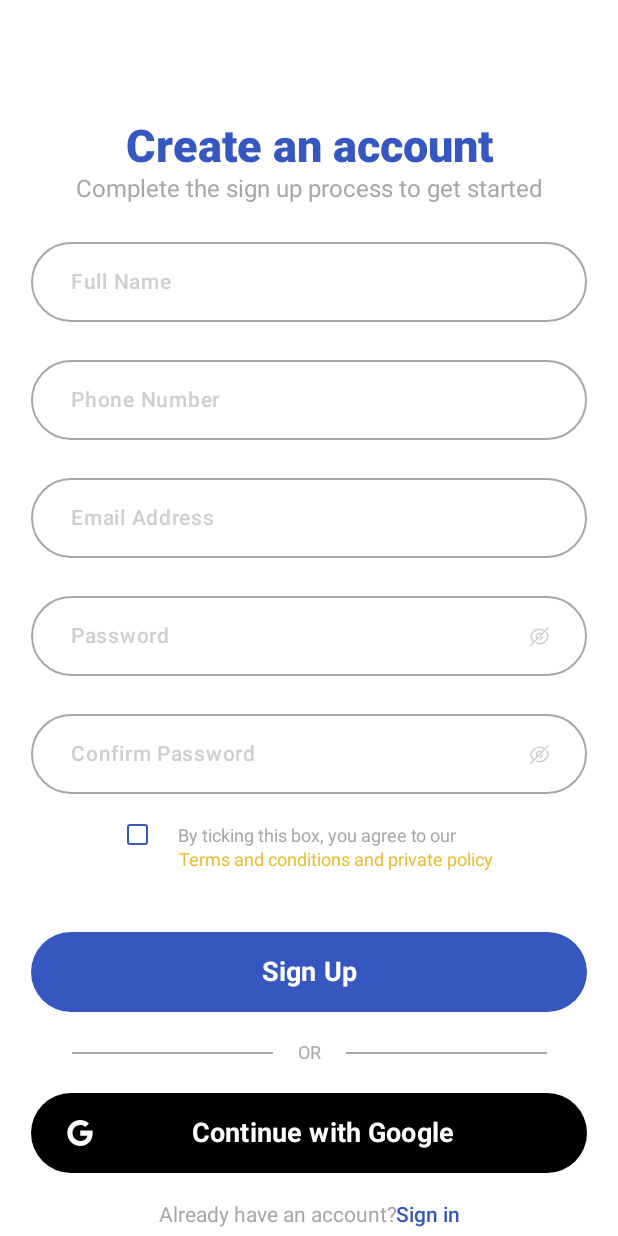
After one commit to MrW0Wa/CurierApp, an Android app built with Jetpack Compose: the @Preview function SignUp, on a phone screen of 412 x 824 dp. The commit adds this screen. Run offline under Robolectric (Android 15) with nearby library versions, the phone set to English and light mode, and no system bars.

Commit message:
sign up screen ui

```diff
--- /dev/null
+++ b/app/src/main/java/com/example/courierapp/ui/elements/MyButtons.kt
@@ -0,0 +1,82 @@
+package com.example.courierapp.ui.elements
+
+import androidx.compose.foundation.layout.Arrangement
+import androidx.compose.foundation.layout.Box
+import androidx.compose.foundation.layout.Row
+import androidx.compose.foundation.layout.fillMaxSize
+import androidx.compose.foundation.layout.fillMaxWidth
+import androidx.compose.foundation.layout.height
+import androidx.compose.foundation.shape.RoundedCornerShape
+import androidx.compose.material3.Button
+import androidx.compose.material3.ButtonDefaults
+import androidx.compose.material3.Icon
+import androidx.compose.material3.Text
+import androidx.compose.runtime.Composable
+import androidx.compose.ui.Alignment
+import androidx.compose.ui.Modifier
+import androidx.compose.ui.graphics.Color
+import androidx.compose.ui.res.painterResource
+import androidx.compose.ui.text.font.FontWeight
+import androidx.compose.ui.text.style.TextAlign
+import androidx.compose.ui.tooling.preview.Preview
+import androidx.compose.ui.unit.dp
+import androidx.compose.ui.unit.sp
+import com.example.courierapp.R
+import com.example.courierapp.ui.theme.BlueMain
+
+@Preview
+@Composable
+fun MyButton() {
+    Button(onClick = { /*TODO*/ },
+        modifier = Modifier
+            .fillMaxWidth()
+            .height(53.dp),
+        colors = ButtonDefaults.buttonColors(
+            containerColor = BlueMain
+        ),
+        shape = RoundedCornerShape(33.dp)) {
+        Text(
+            text = "Sign Up",
+            color = Color.White,
+            fontWeight = FontWeight.Bold,
+            fontSize = 18.sp,
+            textAlign = TextAlign.Center,
+            maxLines = 1
+        )
+    }
+}
+@Preview
+@Composable
+fun MyGoogleButton() {
+    Button(onClick = { /*TODO*/ },
+        modifier = Modifier
+            .fillMaxWidth()
+            .height(53.dp),
+        colors = ButtonDefaults.buttonColors(
+            containerColor = Color.Black
+        ),
+        shape = RoundedCornerShape(33.dp)) {
+        Box(modifier = Modifier.fillMaxSize(), contentAlignment = Alignment.CenterStart) {
+            Row(
+                modifier = Modifier.fillMaxWidth(0.8f),
+                verticalAlignment = Alignment.CenterVertically,
+                horizontalArrangement = Arrangement.SpaceBetween
+            ) {
+                Icon(
+                    painter = painterResource(id = R.drawable.googleicon),
+                    contentDescription = null,
+                    tint = Color.White
+                )
+                Text(
+                    text = "Continue with Google",
+                    color = Color.White,
+                    fontWeight = FontWeight.Bold,
+                    fontSize = 18.sp,
+                    textAlign = TextAlign.Center,
+                    maxLines = 1
+                )
+            }
+        }
+
+    }
+}
--- /dev/null
+++ b/app/src/main/java/com/example/courierapp/ui/elements/MyCheckbox.kt
@@ -0,0 +1,56 @@
+package com.example.courierapp.ui.elements
+
+import androidx.compose.foundation.background
+import androidx.compose.foundation.border
+import androidx.compose.foundation.clickable
+import androidx.compose.foundation.layout.Box
+import androidx.compose.foundation.layout.height
+import androidx.compose.foundation.layout.width
+import androidx.compose.foundation.shape.RoundedCornerShape
+import androidx.compose.material3.Icon
+import androidx.compose.runtime.Composable
+import androidx.compose.runtime.getValue
+import androidx.compose.runtime.mutableStateOf
+import androidx.compose.runtime.remember
+import androidx.compose.runtime.setValue
+import androidx.compose.ui.Alignment
+import androidx.compose.ui.Modifier
+import androidx.compose.ui.graphics.Color
+import androidx.compose.ui.res.painterResource
+import androidx.compose.ui.tooling.preview.Preview
+import androidx.compose.ui.unit.dp
+import com.example.courierapp.R
+import com.example.courierapp.ui.theme.BlueMain
+
+@Preview
+@Composable
+fun MyCheckbox(): Boolean {
+    var flag by remember {
+        mutableStateOf(false)
+    }
+    if (flag == false ) {
+        Box(
+            modifier = Modifier
+                .width(14.dp)
+                .height(14.dp)
+                .border(1.dp, BlueMain, RoundedCornerShape(2.dp))
+        ) { }
+    }
+    else {
+        Box(
+            modifier = Modifier
+                .width(14.dp)
+                .height(14.dp)
+                .background(BlueMain, RoundedCornerShape(2.dp))
+                .clickable { flag = !flag },
+            contentAlignment = Alignment.Center
+        ) {
+            Icon(
+                painter = painterResource(id = R.drawable.galkacheckbox), contentDescription = null,
+                tint = Color.White
+            )
+        }
+    }
+    return flag
+
+}
--- /dev/null
+++ b/app/src/main/java/com/example/courierapp/ui/elements/MyTextFields.kt
@@ -0,0 +1,129 @@
+package com.example.courierapp.ui.elements
+
+import androidx.compose.foundation.layout.Row
+import androidx.compose.foundation.layout.Spacer
+import androidx.compose.foundation.layout.fillMaxWidth
+import androidx.compose.foundation.layout.height
+import androidx.compose.foundation.layout.width
+import androidx.compose.foundation.shape.RoundedCornerShape
+import androidx.compose.material.IconButton
+import androidx.compose.material.OutlinedTextField
+import androidx.compose.material3.ExperimentalMaterial3Api
+import androidx.compose.material3.Icon
+import androidx.compose.material3.OutlinedTextFieldDefaults
+import androidx.compose.material3.TextFieldDefaults
+import androidx.compose.runtime.Composable
+import androidx.compose.runtime.getValue
+import androidx.compose.runtime.mutableStateOf
+import androidx.compose.runtime.remember
+import androidx.compose.runtime.setValue
+import androidx.compose.ui.Modifier
+import androidx.compose.ui.tooling.preview.Preview
+import androidx.compose.ui.unit.dp
+import androidx.compose.material3.OutlinedTextField
+import androidx.compose.material3.Text
+import androidx.compose.ui.draw.shadow
+import androidx.compose.ui.graphics.Color
+import androidx.compose.ui.res.painterResource
+import androidx.compose.ui.text.font.FontWeight
+import androidx.compose.ui.text.input.PasswordVisualTransformation
+import androidx.compose.ui.text.input.VisualTransformation
+import androidx.compose.ui.text.style.TextAlign
+import androidx.compose.ui.unit.sp
+import com.example.courierapp.R
+import com.example.courierapp.ui.theme.Black
+import com.example.courierapp.ui.theme.BlackIcons
+import com.example.courierapp.ui.theme.GrayLight
+import com.example.courierapp.ui.theme.GrayMain
+
+@OptIn(ExperimentalMaterial3Api::class)
+@Composable
+fun MyTextField(text : String): String {
+    var value by remember{
+        mutableStateOf("")
+    }
+    OutlinedTextField(
+        value = value,
+        onValueChange = { value = it },
+        modifier = Modifier
+            .fillMaxWidth()
+            .height(53.dp)
+        ,
+        shape = RoundedCornerShape(32.dp),
+        colors = TextFieldDefaults.outlinedTextFieldColors(
+            focusedBorderColor = GrayMain,
+            unfocusedBorderColor = GrayMain,
+            containerColor = Color.White
+        ),
+        placeholder = {
+            Row {
+                Spacer(modifier = Modifier.width(10.dp))
+                Text(
+                    text = text,
+                    color = GrayLight,
+                    fontWeight = FontWeight.Medium,
+                    fontSize = 14.sp,
+                    textAlign = TextAlign.Center,
+                    maxLines = 1,
+                    lineHeight = 16.sp
+                )
+            }
+
+        }
+    )
+    return value
+}
+@OptIn(ExperimentalMaterial3Api::class)
+@Composable
+fun MyPassTextField(text : String): String {
+    var value by remember{
+        mutableStateOf("")
+    }
+    var isvisible by remember {
+        mutableStateOf(false)
+    }
+    OutlinedTextField(
+        value = value,
+        onValueChange = { value = it },
+        modifier = Modifier
+            .fillMaxWidth()
+            .height(53.dp)
+        ,
+        shape = RoundedCornerShape(32.dp),
+        colors = TextFieldDefaults.outlinedTextFieldColors(
+            focusedBorderColor = GrayMain,
+            unfocusedBorderColor = GrayMain,
+            containerColor = Color.White
+        ),
+        placeholder = {
+            Row {
+                Spacer(modifier = Modifier.width(10.dp))
+                Text(
+                    text = text,
+                    color = GrayLight,
+                    fontWeight = FontWeight.Medium,
+                    fontSize = 14.sp,
+                    textAlign = TextAlign.Center,
+                    maxLines = 1,
+                    lineHeight = 16.sp
+                )
+            }
+
+        },
+        trailingIcon = {
+            Row {
+                IconButton(onClick = { isvisible = !isvisible }) {
+                    Icon(
+                        painter = painterResource(id = R.drawable.eyepassword),
+                        contentDescription = null,
+                        tint = if (value.equals("")) GrayLight else BlackIcons
+                    )
+                }
+                Spacer(modifier = Modifier.width(8.dp))
+            }
+
+        },
+        visualTransformation = if (!isvisible) PasswordVisualTransformation('*') else VisualTransformation.None
+    )
+    return value
+}
--- /dev/null
+++ b/app/src/main/java/com/example/courierapp/ui/elements/OR.kt
@@ -0,0 +1,38 @@
+package com.example.courierapp.ui.elements
+
+import androidx.compose.foundation.border
+import androidx.compose.foundation.layout.Arrangement
+import androidx.compose.foundation.layout.Box
+import androidx.compose.foundation.layout.Row
+import androidx.compose.foundation.layout.fillMaxWidth
+import androidx.compose.foundation.layout.height
+import androidx.compose.foundation.layout.width
+import androidx.compose.material3.Text
+import androidx.compose.runtime.Composable
+import androidx.compose.ui.Alignment
+import androidx.compose.ui.Modifier
+import androidx.compose.ui.text.font.FontWeight
+import androidx.compose.ui.text.style.TextAlign
+import androidx.compose.ui.tooling.preview.Preview
+import androidx.compose.ui.unit.dp
+import androidx.compose.ui.unit.sp
+import com.example.courierapp.ui.theme.GrayMain
+
+@Preview
+@Composable
+fun OR() {
+    Row(modifier = Modifier.fillMaxWidth(0.9f),
+        verticalAlignment = Alignment.CenterVertically,
+        horizontalArrangement = Arrangement.SpaceAround) {
+        Box(modifier = Modifier.width(134.dp).height(1.dp).border(1.dp, GrayMain))
+        Text(
+            text = "OR",
+            color = GrayMain,
+            fontWeight = FontWeight.Normal,
+            fontSize = 12.sp,
+            textAlign = TextAlign.Center,
+            maxLines = 1
+        )
+        Box(modifier = Modifier.width(134.dp).height(1.dp).border(1.dp, GrayMain))
+    }
+}
--- /dev/null
+++ b/app/src/main/java/com/example/courierapp/ui/screens/SignUp.kt
@@ -0,0 +1,138 @@
+package com.example.courierapp.ui.screens
+
+import androidx.compose.foundation.background
+import androidx.compose.foundation.clickable
+import androidx.compose.foundation.layout.Box
+import androidx.compose.foundation.layout.Column
+import androidx.compose.foundation.layout.Row
+import androidx.compose.foundation.layout.Spacer
+import androidx.compose.foundation.layout.fillMaxHeight
+import androidx.compose.foundation.layout.fillMaxSize
+import androidx.compose.foundation.layout.fillMaxWidth
+import androidx.compose.foundation.layout.height
+import androidx.compose.foundation.layout.width
+import androidx.compose.foundation.rememberScrollState
+import androidx.compose.foundation.verticalScroll
+import androidx.compose.material3.Text
+import androidx.compose.runtime.Composable
+import androidx.compose.ui.Alignment
+import androidx.compose.ui.Modifier
+import androidx.compose.ui.graphics.Color
+import androidx.compose.ui.text.font.FontWeight
+import androidx.compose.ui.text.style.TextAlign
+import androidx.compose.ui.tooling.preview.Preview
+import androidx.compose.ui.unit.dp
+import androidx.compose.ui.unit.sp
+import com.example.courierapp.ui.elements.MyButton
+import com.example.courierapp.ui.elements.MyCheckbox
+import com.example.courierapp.ui.elements.MyGoogleButton
+import com.example.courierapp.ui.elements.MyPassTextField
+import com.example.courierapp.ui.elements.MyTextField
+import com.example.courierapp.ui.elements.OR
+import com.example.courierapp.ui.theme.BlueMain
+import com.example.courierapp.ui.theme.GrayMain
+import com.example.courierapp.ui.theme.Yellow
+
+@Preview
+@Composable
+fun SignUp() {
+    var values = ArrayList<String>()
+    Box(modifier = Modifier
+        .fillMaxSize()
+        .background(Color.White),
+        contentAlignment = Alignment.TopCenter){
+        Column(
+            modifier = Modifier
+                .fillMaxWidth(0.9f)
+                .verticalScroll(rememberScrollState()),
+            horizontalAlignment = Alignment.CenterHorizontally,
+        ) {
+            Spacer(modifier = Modifier.height(80.dp))
+            Text(
+                text = "Create an account",
+                color = BlueMain,
+                fontWeight = FontWeight.Black,
+                fontSize = 30.sp,
+                textAlign = TextAlign.Center,
+                maxLines = 2,
+                lineHeight = 28.sp
+            )
+            Text(
+                text = "Complete the sign up process to get started",
+                color = GrayMain,
+                fontWeight = FontWeight.Normal,
+                fontSize = 16.sp,
+                textAlign = TextAlign.Center,
+                maxLines = 2,
+                lineHeight = 20.sp
+            )
+            Spacer(modifier = Modifier.height(25.dp))
+            values.add(MyTextField("Full Name"))
+            Spacer(modifier = Modifier.height(25.dp))
+            values.add(MyTextField("Phone Number"))
+            Spacer(modifier = Modifier.height(25.dp))
+            values.add(MyTextField("Email Address"))
+            Spacer(modifier = Modifier.height(25.dp))
+            values.add(MyPassTextField("Password"))
+            Spacer(modifier = Modifier.height(25.dp))
+            values.add(MyPassTextField("Confirm Password"))
+            Spacer(modifier = Modifier.height(20.dp))
+            Row {
+                MyCheckbox()
+                Spacer(modifier = Modifier.width(20.dp))
+                Column {
+                    Text(
+                        text = "By ticking this box, you agree to our",
+                        color = GrayMain,
+                        fontWeight = FontWeight.Normal,
+                        fontSize = 12.sp,
+                        textAlign = TextAlign.Center,
+                        maxLines = 2,
+                        lineHeight = 16.sp
+                    )
+                    Text(
+                        text = "Terms and conditions and private policy",
+                        color = Yellow,
+                        fontWeight = FontWeight.Normal,
+                        fontSize = 12.sp,
+                        textAlign = TextAlign.Center,
+                        maxLines = 2,
+                        lineHeight = 16.sp
+                    )
+                }
+            }
+            Spacer(modifier = Modifier.height(40.dp))
+            MyButton()
+            Spacer(modifier = Modifier.height(20.dp))
+            OR()
+            Spacer(modifier = Modifier.height(20.dp))
+            MyGoogleButton()
+            Spacer(modifier = Modifier.height(20.dp))
+            Row {
+                Text(
+                    text = "Already have an account?",
+                    color = GrayMain,
+                    fontWeight = FontWeight.Normal,
+                    fontSize = 14.sp,
+                    textAlign = TextAlign.Center,
+                    maxLines = 1,
+                    lineHeight = 16.sp
+                )
+                Text(
+                    text = "Sign in",
+                    color = BlueMain,
+                    fontWeight = FontWeight.Medium,
+                    fontSize = 14.sp,
+                    textAlign = TextAlign.Center,
+                    maxLines = 1,
+                    lineHeight = 16.sp,
+                    modifier = Modifier.clickable {  }
+                )
+            }
+            Spacer(modifier = Modifier.height(200.dp))
+
+
+
+        }
+    }
+}
--- a/app/src/main/java/com/example/courierapp/ui/theme/Color.kt
+++ b/app/src/main/java/com/example/courierapp/ui/theme/Color.kt
@@ -13,3 +13,7 @@ val Pink40 = Color(0xFF7D5260)
 val BlueMain = Color(0xFF3657C0);
 val GrayText = Color(0xFFB8B0CB);
 val Black = Color(0xFF2D263F);
+val GrayMain = Color(0xFFA7A7A7)
+val GrayLight = Color(0xFFCFCFCF)
+val BlackIcons = Color(0xFF141414)
+val Yellow = Color(0xFFEBBC2E)
--- /dev/null
+++ b/app/src/main/res/drawable/eyepassword.xml
@@ -0,0 +1,48 @@
+<vector xmlns:android="http://schemas.android.com/apk/res/android"
+    android:width="14dp"
+    android:height="14dp"
+    android:viewportWidth="14"
+    android:viewportHeight="14">
+  <path
+      android:strokeWidth="1"
+      android:pathData="M8.476,5.524L5.524,8.476C5.145,8.097 4.912,7.577 4.912,7C4.912,5.845 5.845,4.912 7,4.912C7.577,4.912 8.097,5.145 8.476,5.524Z"
+      android:strokeLineJoin="round"
+      android:fillColor="#00000000"
+      android:strokeColor="#141414"
+      android:strokeLineCap="round"/>
+  <path
+      android:strokeWidth="1"
+      android:pathData="M10.395,3.366C9.374,2.596 8.208,2.176 7,2.176C4.941,2.176 3.022,3.389 1.686,5.489C1.161,6.312 1.161,7.694 1.686,8.517C2.147,9.24 2.683,9.864 3.267,10.366"
+      android:strokeLineJoin="round"
+      android:fillColor="#00000000"
+      android:strokeColor="#141414"
+      android:strokeLineCap="round"/>
+  <path
+      android:strokeWidth="1"
+      android:pathData="M4.912,11.392C5.577,11.672 6.282,11.824 7,11.824C9.059,11.824 10.978,10.611 12.314,8.511C12.839,7.688 12.839,6.306 12.314,5.483C12.122,5.18 11.912,4.894 11.696,4.626"
+      android:strokeLineJoin="round"
+      android:fillColor="#00000000"
+      android:strokeColor="#141414"
+      android:strokeLineCap="round"/>
+  <path
+      android:strokeWidth="1"
+      android:pathData="M9.047,7.408C8.896,8.231 8.225,8.902 7.402,9.053"
+      android:strokeLineJoin="round"
+      android:fillColor="#00000000"
+      android:strokeColor="#141414"
+      android:strokeLineCap="round"/>
+  <path
+      android:strokeWidth="1"
+      android:pathData="M5.524,8.476L1.167,12.833"
+      android:strokeLineJoin="round"
+      android:fillColor="#00000000"
+      android:strokeColor="#141414"
+      android:strokeLineCap="round"/>
+  <path
+      android:strokeWidth="1"
+      android:pathData="M12.833,1.167L8.476,5.524"
+      android:strokeLineJoin="round"
+      android:fillColor="#00000000"
+      android:strokeColor="#141414"
+      android:strokeLineCap="round"/>
+</vector>
--- /dev/null
+++ b/app/src/main/res/drawable/galkacheckbox.xml
@@ -0,0 +1,13 @@
+<vector xmlns:android="http://schemas.android.com/apk/res/android"
+    android:width="8dp"
+    android:height="7dp"
+    android:viewportWidth="8"
+    android:viewportHeight="7">
+  <path
+      android:pathData="M1,3.0417L2.8405,5.0833L6.8333,1"
+      android:strokeLineJoin="round"
+      android:strokeWidth="2"
+      android:fillColor="#00000000"
+      android:strokeColor="#ffffff"
+      android:strokeLineCap="round"/>
+</vector>
--- /dev/null
+++ b/app/src/main/res/drawable/googleicon.xml
@@ -0,0 +1,9 @@
+<vector xmlns:android="http://schemas.android.com/apk/res/android"
+    android:width="17dp"
+    android:height="17dp"
+    android:viewportWidth="17"
+    android:viewportHeight="17">
+  <path
+      android:pathData="M8.669,16.98C3.995,16.98 0.211,13.186 0.211,8.5C0.211,3.814 3.995,0.02 8.669,0.02C10.953,0.02 12.862,0.862 14.327,2.23L11.941,4.62V4.615C11.053,3.767 9.927,3.332 8.669,3.332C5.878,3.332 3.61,5.695 3.61,8.495C3.61,11.292 5.878,13.663 8.669,13.663C11.202,13.663 12.925,12.211 13.28,10.217H8.669V6.91H16.626C16.732,7.478 16.789,8.07 16.789,8.691C16.789,13.536 13.554,16.98 8.669,16.98Z"
+      android:fillColor="#ffffff"/>
+</vector>
```
Also changed, not shown: 3 other files.
